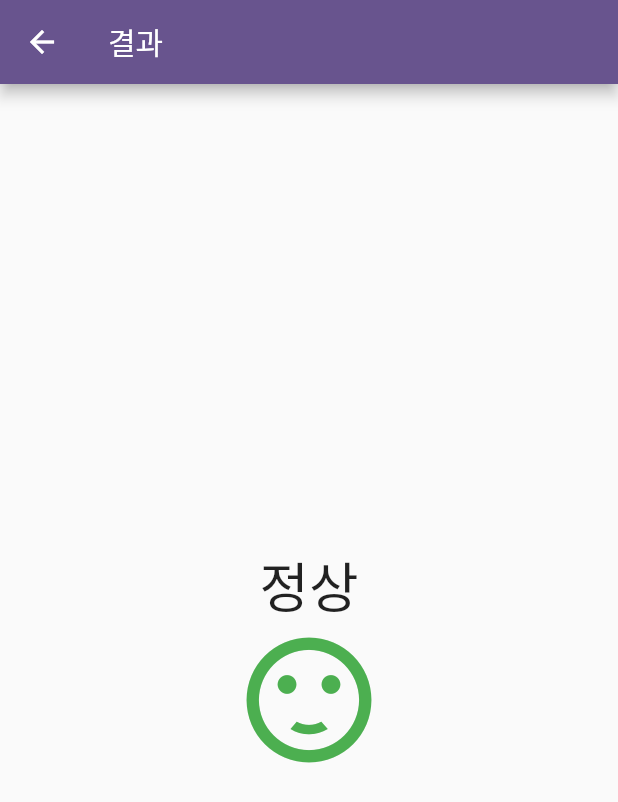
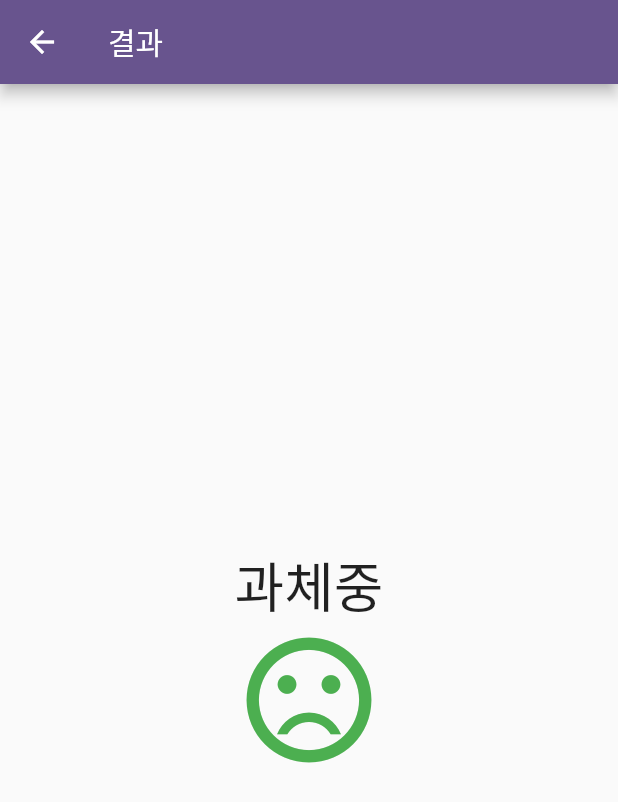
Before and after one commit to kitaee/flutter_bmi_calculator, a Flutter app: the ResultScreen screen opened directly, on a phone screen of 412 x 824 dp. Shown: the top 802 px of the screen. Run offline on Flutter 3.47's test engine with Material 3 defaults, Android fonts, the phone set to English and light mode, and no system bars.

Commit message:
결과 화면에 if문 분기 처리

```diff
--- a/lib/result/result_screen.dart
+++ b/lib/result/result_screen.dart
@@ -10,23 +10,59 @@ class ResultScreen extends StatelessWidget {
     required this.weight,
   }) : super(key: key);
 
+  String _calcBmi(double bmi) {
+    String result = '저체중';
+    if (bmi >= 35) {
+      result = '고도 비만';
+    } else if (bmi >= 30) {
+      result = '2단계 비만';
+    } else if (bmi >= 25) {
+      result = '1단계 비만';
+    } else if (bmi >= 23) {
+      result = '과체중';
+    } else if (bmi >= 18.5) {
+      result = '정상';
+    }
+    return result;
+  }
+
+  Widget _buildIcon(double bmi) {
+    Icon icon = const Icon(
+      Icons.sentiment_dissatisfied,
+      color: Colors.green,
+      size: 100,
+    );
+    if (bmi >= 23) {
+      icon = const Icon(
+        Icons.sentiment_very_dissatisfied,
+        color: Colors.green,
+        size : 100,
+      );
+    } else if (bmi >= 18.5) {
+      icon = const Icon(
+        Icons.sentiment_satisfied,
+        color: Colors.green,
+        size: 100,
+      );
+    }
+    return icon;
+  }
+
   @override
   Widget build(BuildContext context) {
+    final bmi = weight / ((height / 100.0) * (height / 100.0));
+
     return Scaffold(
       appBar: AppBar(title: const Text('결과')),
-      body: const Center(
+      body: Center(
         child: Column(
           mainAxisAlignment: MainAxisAlignment.center,
           children: [
-            Text('정상',
-                style: TextStyle(
+            Text(_calcBmi(bmi),
+                style: const TextStyle(
                   fontSize: 36,
                 )),
-            Icon(
-              Icons.sentiment_satisfied,
-              color: Colors.green,
-              size: 100,
-            ),
+            _buildIcon(bmi),
           ],
         ),
       ),
```
